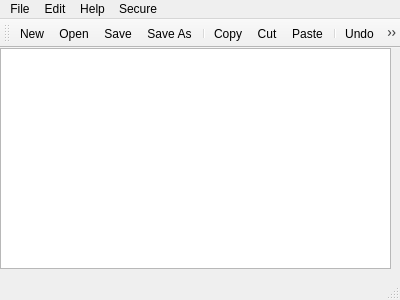
The window that mainwindow.ui (lutayev/SecureNote) describes before a commit, drawn with Qt 5.
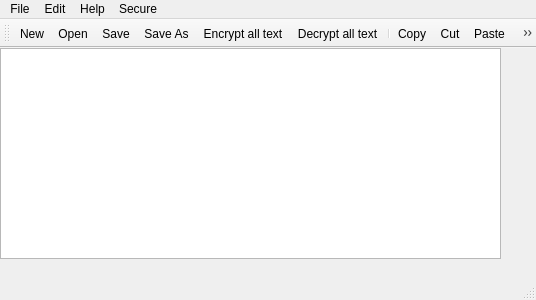
The same window after the commit. Icons and pictures are not drawn.

Commit message: Add action Encrypt and Decrypt on quick panel

```diff
--- a/mainwindow.ui
+++ b/mainwindow.ui
@@ -6,7 +6,7 @@
    <rect>
     <x>0</x>
     <y>0</y>
-    <width>400</width>
+    <width>536</width>
     <height>300</height>
    </rect>
   </property>
@@ -19,8 +19,8 @@
      <rect>
       <x>0</x>
       <y>0</y>
-      <width>391</width>
-      <height>221</height>
+      <width>501</width>
+      <height>211</height>
      </rect>
     </property>
    </widget>
@@ -37,6 +37,8 @@
    <addaction name="actionOpen"/>
    <addaction name="actionSave"/>
    <addaction name="actionSave_as"/>
+   <addaction name="actionEncrypt_all_text"/>
+   <addaction name="actionDecrypt_all_text"/>
    <addaction name="separator"/>
    <addaction name="actionCopy"/>
    <addaction name="actionCut"/>
@@ -50,7 +52,7 @@
     <rect>
      <x>0</x>
      <y>0</y>
-     <width>400</width>
+     <width>536</width>
      <height>21</height>
     </rect>
    </property>
```
Left out of the diff: 8 changed lines with no effect on the pictures. The commit also changes 3 other files.
